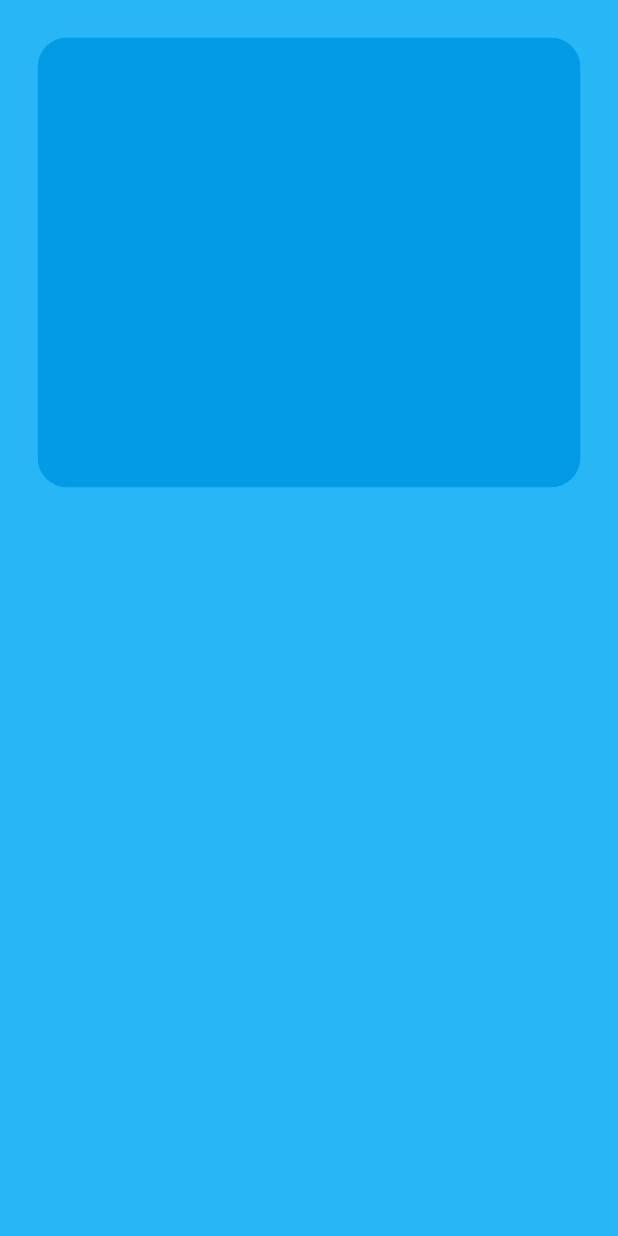
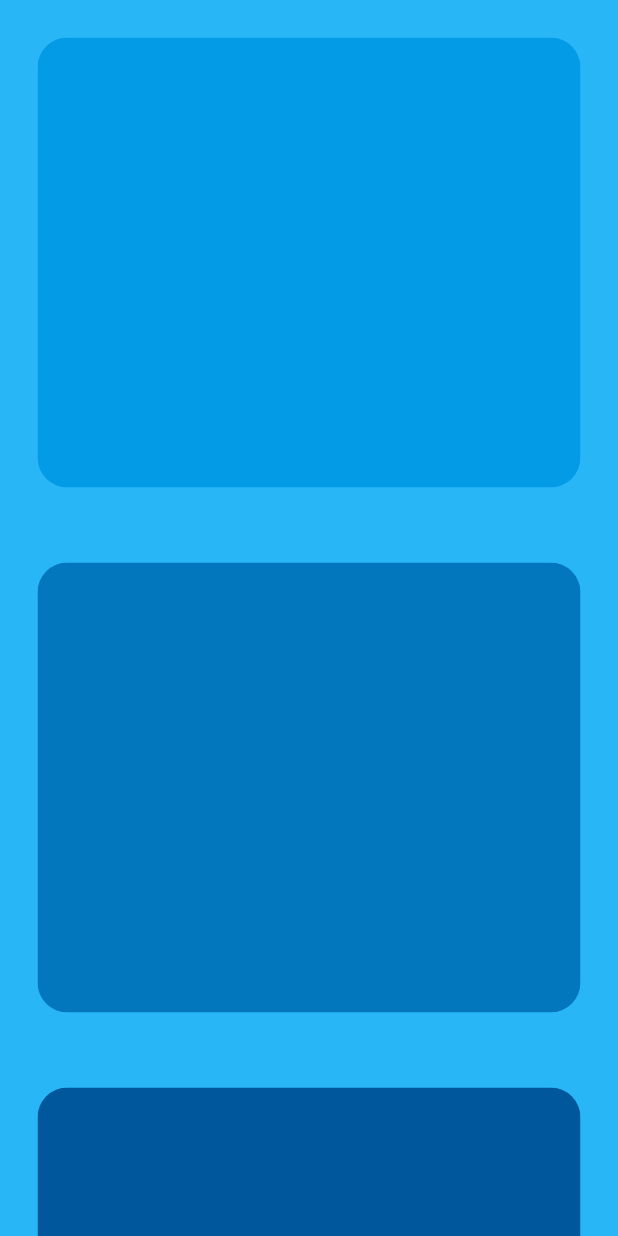
Before and after one commit to faldi17/fancy-pull, a Flutter app: the screen it shows after launch, on a phone screen of 412 x 824 dp. Run offline on Flutter 3.47's test engine with Material 3 defaults, Android fonts, the light colour scheme and no system bars; drawn by our look-alikes of liquid_pull_to_refresh.

Commit message:
animation success

```diff
--- a/lib/home_page.dart
+++ b/lib/home_page.dart
@@ -1,13 +1,18 @@
 import 'package:flutter/material.dart';
+import 'package:liquid_pull_to_refresh/liquid_pull_to_refresh.dart';
 
 class HomePage extends StatelessWidget {
   const HomePage({super.key});
+
+  Future<void> _handleRefresh() async {}
 
   @override
   Widget build(BuildContext context) {
     return Scaffold(
       backgroundColor: Colors.lightBlue[400],
-      body: ListView(
+      body: LiquidPullToRefresh(
+        onRefresh: _handleRefresh,
+        child: ListView(
           children: [
             Padding(
               padding: const EdgeInsets.all(25.0),
@@ -16,7 +21,22 @@ class HomePage extends StatelessWidget {
                 child: Container(height: 300, color: Colors.lightBlue[600]),
               ),
             ),
+            Padding(
+              padding: const EdgeInsets.all(25.0),
+              child: ClipRRect(
+                borderRadius: BorderRadiusGeometry.circular(20),
+                child: Container(height: 300, color: Colors.lightBlue[800]),
+              ),
+            ),
+            Padding(
+              padding: const EdgeInsets.all(25.0),
+              child: ClipRRect(
+                borderRadius: BorderRadiusGeometry.circular(20),
+                child: Container(height: 300, color: Colors.lightBlue[900]),
+              ),
+            ),
           ],
+        ),
       ),
     );
   }
```
Lines whose indentation alone changed are shown as unchanged.
